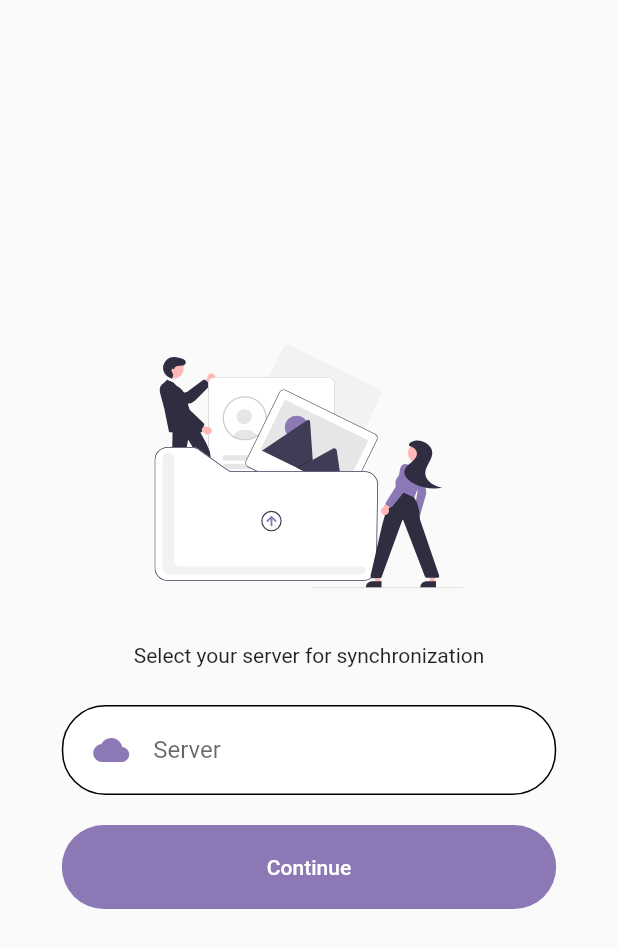
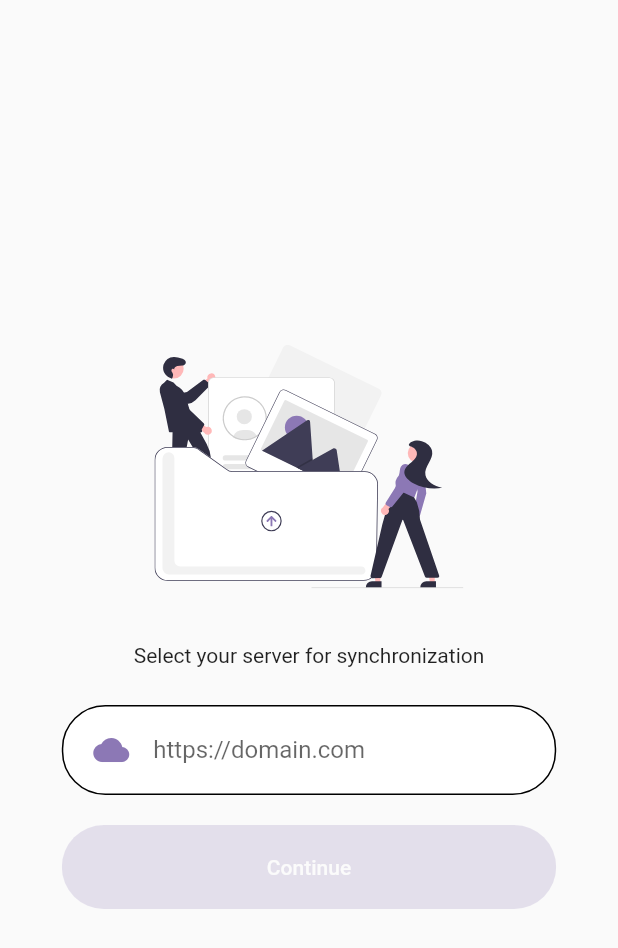
Before and after one commit to vocascan/vocascan-mobile, a Flutter app: the screen it shows after launch, on a phone screen of 412 x 824 dp. Shown: the top 948 px of the screen. Run offline on Flutter 3.47's test engine with Material 2 defaults, Android fonts, the phone set to English and light mode, and no system bars; our stand-ins replace flutter_svg.

Commit message:
if domain is not valid then the continue button is disabled

```diff
--- a/lib/pages/auth/login/select_server_page.dart
+++ b/lib/pages/auth/login/select_server_page.dart
@@ -1,3 +1,6 @@
+import 'dart:convert';
+import 'dart:io';
+
 import 'package:flutter/cupertino.dart';
 import 'package:flutter/material.dart';
 import 'package:flutter/rendering.dart';
@@ -5,15 +8,23 @@ import 'package:flutter_svg/svg.dart';
 import 'package:vocascan_mobile/pages/widgets/rounded_button.dart';
 import 'package:vocascan_mobile/pages/widgets/rounded_input_field.dart';
 import 'package:vocascan_mobile/pages/widgets/text_field_container.dart';
+import 'package:http/http.dart';
 
-class SelectServerPage extends StatelessWidget{
+class SelectServerPage extends StatefulWidget{
   final PageController controller;
   SelectServerPage({required this.controller});
 
   @override
+  _SelectServerPageState createState() => _SelectServerPageState();
+}
+
+class _SelectServerPageState extends State<SelectServerPage> {
+  bool _serverValid = false;
+  TextEditingController _serverUrl = new TextEditingController();
+
+  @override
   Widget build(BuildContext context) {
     Size size = MediaQuery.of(context).size;
-    TextEditingController serverUrl = new TextEditingController();
 
 
     return Scaffold(body: Center(
@@ -30,14 +41,31 @@ class SelectServerPage extends StatelessWidget{
                 decoration: BoxDecoration()
               ),
               RoundedInputField(
-                controller: serverUrl,
-                onChanged: (String value) {  },
-                hintText: 'Server',
+                controller: _serverUrl,
+                onChanged: (String serverUrl) async{
+                  try{
+                    final response = await get(Uri.parse("$serverUrl/api/info"));
+                    setState(() {
+                      if (response.statusCode == 200) {
+                        final jsonResult = json.decode(response.body);
+                        _serverValid = jsonResult.containsKey('identifier');
+                      } else {
+                        _serverValid = false;
+                      }
+                    });
+                  }
+                  catch(_){
+                    setState(() {
+                      _serverValid = false;
+                    });
+                  }
+                },
+                hintText: 'https://domain.com',
                 icon: Icons.cloud,
               ),
-              RoundedButton(text: 'Continue',
+              RoundedButton(disabled: !_serverValid, text: 'Continue',
                 press: () {
-                  controller.animateToPage(controller.page!.toInt() + 1,
+                return !_serverValid? null: widget.controller.animateToPage(widget.controller.page!.toInt() + 1,
                       duration: Duration(milliseconds: 400),
                       curve: Curves.easeIn
                   );
--- a/pubspec.yaml
+++ b/pubspec.yaml
@@ -24,7 +24,7 @@ dependencies:
   flutter:
     sdk: flutter
   flutter_svg:
-
+  http:
 
   # The following adds the Cupertino Icons font to your application.
   # Use with the CupertinoIcons class for iOS style icons.
```
Also changed, not shown: pubspec.lock.
